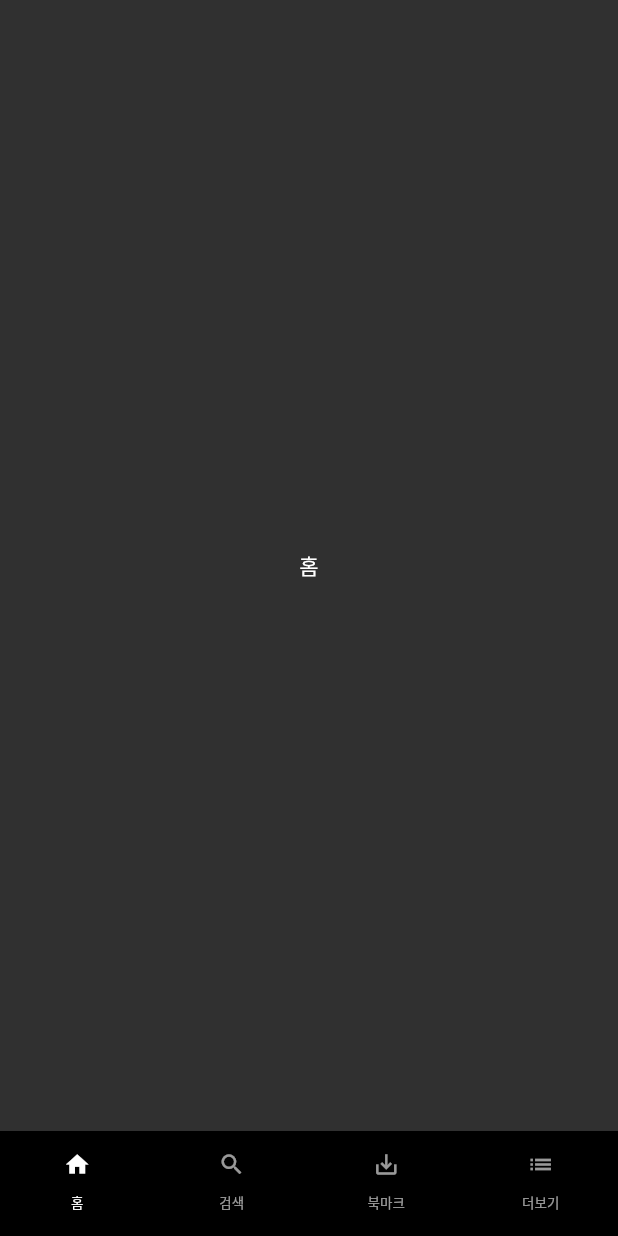
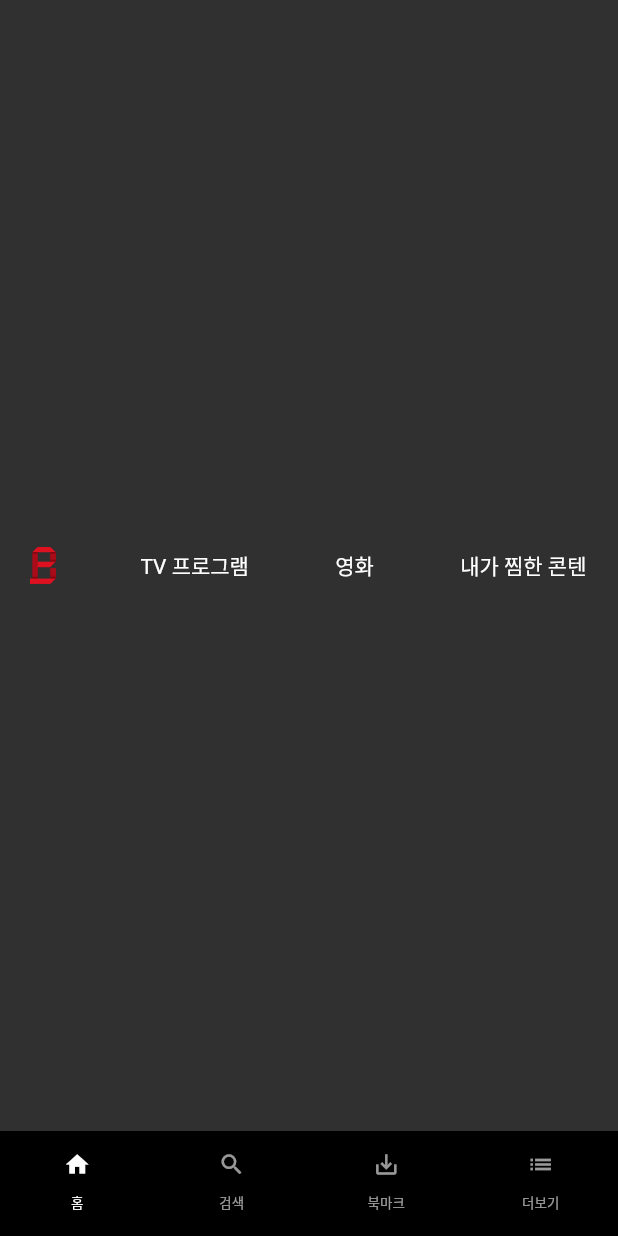
Before and after one commit to kimjh4930/flutter-netflix-clone, a Flutter app: the screen it shows after launch, on a phone screen of 412 x 824 dp. Run offline on Flutter 3.47's test engine with Material 2 defaults, Android fonts, the phone set to English and light mode, and no system bars.

Commit message:
TopBar 추가

```diff
--- a/lib/main.dart
+++ b/lib/main.dart
@@ -1,4 +1,5 @@
 import 'package:flutter/material.dart';
+import 'package:netflix_clone/screen/home_screen.dart';
 import 'package:netflix_clone/widget/bottom_bar.dart';
 
 void main() {
@@ -24,7 +25,7 @@ class _MyAppState extends State<MyApp> {
           body: TabBarView(
             physics: NeverScrollableScrollPhysics(),
             children: <Widget>[
-              Container(child: Center(child: Text('홈')),),
+              HomeScreen(),
               Container(child: Center(child: Text('검색')),),
               Container(child: Center(child: Text('북마크')),),
               Container(child: Center(child: Text('더보기')),)
--- /dev/null
+++ b/lib/screen/home_screen.dart
@@ -0,0 +1,59 @@
+import 'package:flutter/material.dart';
+
+class HomeScreen extends StatefulWidget {
+  @override
+  _HomeScreenState createState() => _HomeScreenState();
+}
+
+class _HomeScreenState extends State<HomeScreen> {
+
+  @override
+  void initState() {
+    super.initState();
+  }
+
+  @override
+  Widget build(BuildContext context) {
+    return TopBar();
+  }
+}
+
+class TopBar extends StatelessWidget {
+  @override
+  Widget build(BuildContext context) {
+    return Container(
+      padding: EdgeInsets.fromLTRB(20, 7, 20, 7),
+      child: Row(
+        mainAxisAlignment: MainAxisAlignment.spaceBetween,
+        children: <Widget>[
+          Image.asset(
+            'images/bbongflix_logo.png',
+            fit: BoxFit.contain,
+            height: 25,
+          ),
+          Container(
+            padding: EdgeInsets.only(right:1),
+            child: Text(
+              'TV 프로그램',
+              style: TextStyle(fontSize: 14),
+            ),
+          ),
+          Container(
+            padding: EdgeInsets.only(right:1),
+            child: Text(
+              '영화',
+              style: TextStyle(fontSize: 14),
+            ),
+          ),
+          Container(
+            padding: EdgeInsets.only(right:1),
+            child: Text(
+              '내가 찜한 콘텐',
+              style: TextStyle(fontSize: 14),
+            ),
+          )
+        ],
+      )
+    );
+  }
+}
--- a/pubspec.yaml
+++ b/pubspec.yaml
@@ -45,9 +45,9 @@ flutter:
   uses-material-design: true
 
   # To add assets to your application, add an assets section, like this:
-  # assets:
-  #   - images/a_dot_burr.jpeg
-  #   - images/a_dot_ham.jpeg
+  assets:
+    - images/bbongflix_logo.png
+    - images/test_movie_1.png
 
   # An image asset can refer to one or more resolution-specific "variants", see
   # https://flutter.dev/assets-and-images/#resolution-aware.
```
Also changed, not shown: images/bbongflix_logo.png (added), images/test_movie_1.png (added).
